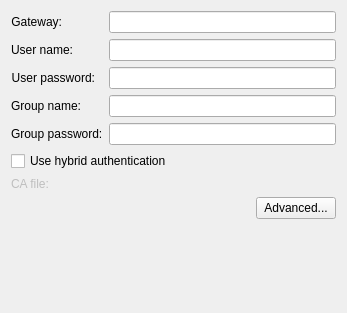
This is vpn/vpnc/vpnc.ui in KDE/plasma-nm as Qt 5 draws it before an edit. The edited form follows.
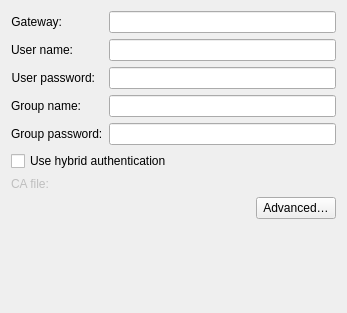
This is the edited form. Custom widgets are drawn as their Qt base class.

Diff of the .ui file:
```diff
--- a/vpn/vpnc/vpnc.ui
+++ b/vpn/vpnc/vpnc.ui
@@ -189,7 +189,7 @@
      <item>
       <widget class="QPushButton" name="btnAdvanced">
        <property name="text">
-        <string>Advanced...</string>
+        <string>Advanced…</string>
        </property>
       </widget>
      </item>
```
